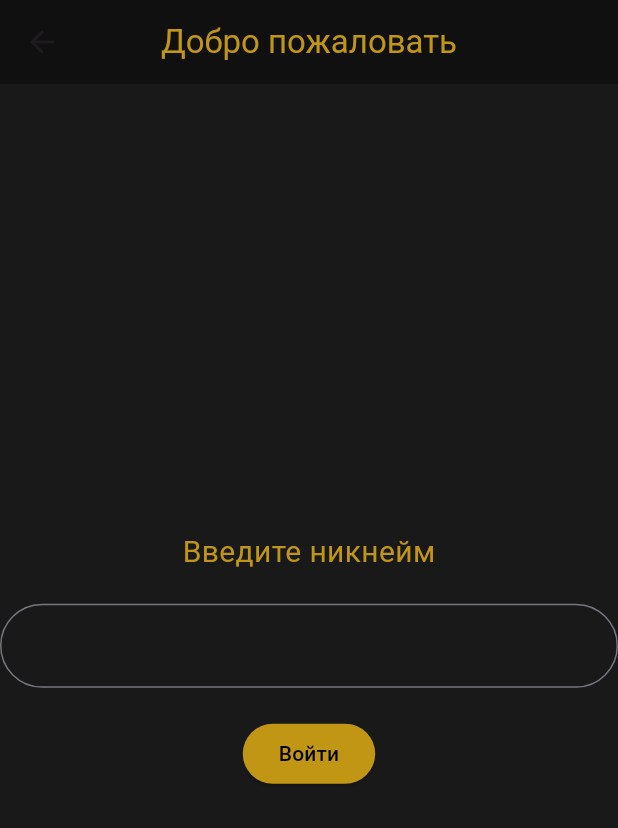
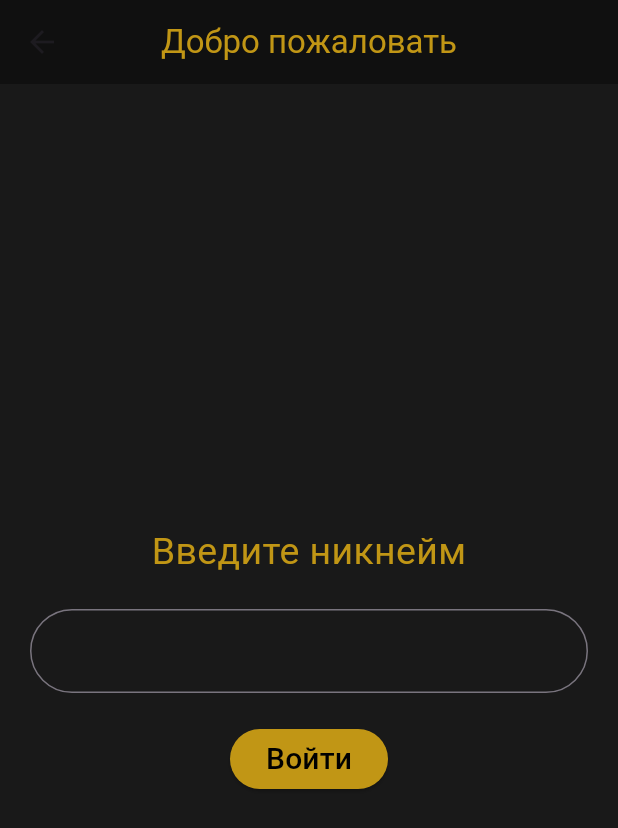
Before and after one commit to Alyona567844/cross_zero, a Flutter app: the HomeView screen opened by its route, on a phone screen of 412 x 824 dp. Shown: the top 828 px of the screen. Run offline on Flutter 3.47's test engine with Material 3 defaults, Android fonts, the phone set to English and light mode, and no system bars; our stand-ins replace dio, freezed_annotation, get, get_storage; accounts and stored records are empty.

Commit message:
doHomePage

```diff
--- a/lib/app/data/models/user.dart
+++ b/lib/app/data/models/user.dart
@@ -8,7 +8,7 @@ class User with _$User {
 
   factory User({
     required String username,
-    required String in_session,
+    required String? in_session,
   }) = _User;
 
   factory User.fromJson(Map<String, dynamic> json) => _$UserFromJson(json);
--- a/lib/app/modules/home/views/home_view.dart
+++ b/lib/app/modules/home/views/home_view.dart
@@ -12,7 +12,10 @@ class HomeView extends GetView<HomeController> {
       appBar: AppBar(
         title: const Text(
           'Добро пожаловать',
-          style: TextStyle(color: Color.fromARGB(255, 193, 150, 21)),
+          style: TextStyle(
+            color: Color.fromARGB(255, 193, 150, 21),
+            fontSize: 22,
+          ),
         ),
         centerTitle: true,
         backgroundColor: const Color.fromARGB(255, 16, 16, 16),
@@ -23,19 +26,22 @@ class HomeView extends GetView<HomeController> {
           const Text(
             'Введите никнейм',
             style: TextStyle(
-                color: Color.fromARGB(255, 193, 150, 21), fontSize: 20),
+                color: Color.fromARGB(255, 193, 150, 21), fontSize: 25),
           ),
           const SizedBox(
             height: 20,
           ),
-          TextField(
-            decoration: InputDecoration(
-              border: OutlineInputBorder(
-                borderRadius: BorderRadius.circular(30.0),
+          Padding(
+            padding: const EdgeInsets.symmetric(horizontal: 20),
+            child: TextField(
+              decoration: InputDecoration(
+                border: OutlineInputBorder(
+                  borderRadius: BorderRadius.circular(30.0),
+                ),
               ),
+              controller: controller.textFieldCtlr,
+              style: const TextStyle(color: Color.fromARGB(255, 193, 150, 21)),
             ),
-            controller: controller.textFieldCtlr,
-            style: const TextStyle(color: Color.fromARGB(255, 193, 150, 21)),
           ),
           const SizedBox(
             height: 20,
@@ -49,6 +55,7 @@ class HomeView extends GetView<HomeController> {
               'Войти',
               style: TextStyle(
                 color: Colors.black,
+                fontSize: 20,
               ),
             ),
           ),
--- a/lib/app/modules/rooms/rooms_controller.dart
+++ b/lib/app/modules/rooms/rooms_controller.dart
@@ -1,5 +1,7 @@
+import 'package:flutter/widgets.dart';
 import 'package:get/get.dart';
 
 class RoomsController extends GetxController {
+  final TextEditingController textController = TextEditingController();
 
 }
--- a/lib/app/modules/rooms/rooms_view.dart
+++ b/lib/app/modules/rooms/rooms_view.dart
@@ -8,7 +8,7 @@ class RoomsView extends GetView<RoomsController> {
   Widget build(BuildContext context) {
     return Scaffold(
       appBar: AppBar(
-        title: const Text('HomeView'),
+        title: const Text('Комнаты'),
         centerTitle: true,
       ),
       body: const Text('rfcr')
--- a/lib/app/routes/app_pages.dart
+++ b/lib/app/routes/app_pages.dart
@@ -10,7 +10,7 @@ part 'app_routes.dart';
 class AppPages {
   AppPages._();
 
-  static const INITIAL = Routes.HOME;
+  static const INITIAL = Routes.ROOMS;
 
   static final routes = [
     GetPage(
```
Also changed, not shown: lib/app/data/models/user.freezed.dart, lib/app/data/models/user.g.dart.
